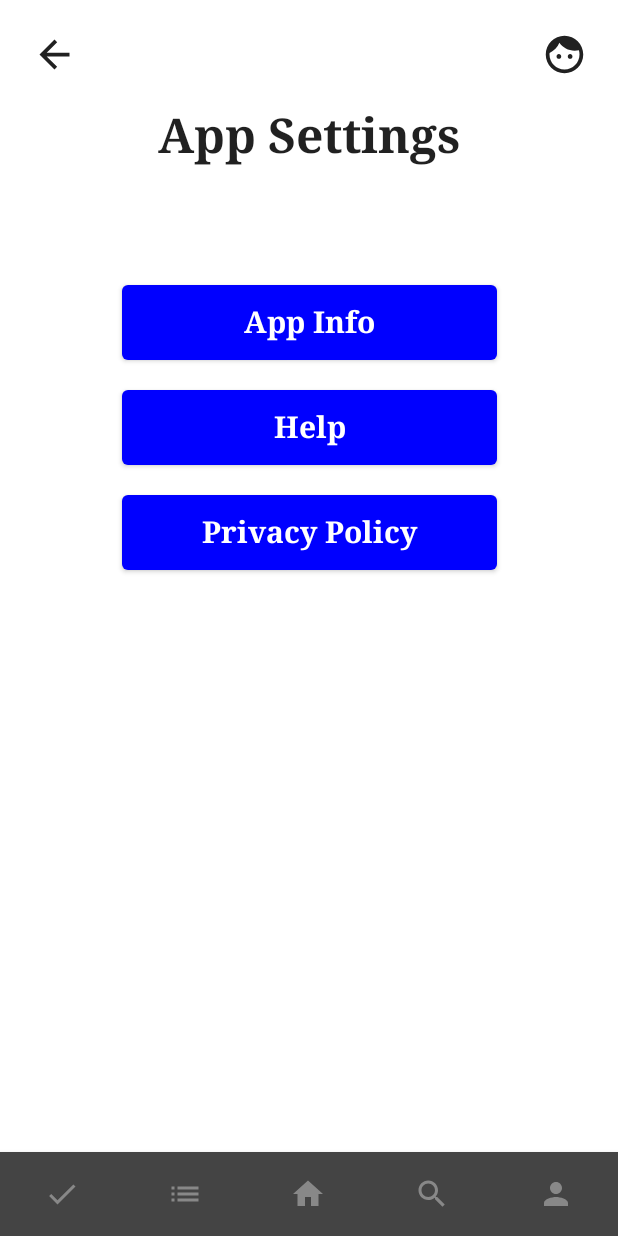
After one commit to Wojw99/bizarro-app, an Android app built with Jetpack Compose: the SettingsScreen screen opened through its navigation route, on a phone screen of 412 x 824 dp. The commit adds this screen. Run offline under Robolectric (Android 15) with nearby library versions, the phone set to English and light mode, and no system bars; our stand-ins replace constraintlayout-compose.

Commit message:
User profile, settings screen view

```diff
--- a/app/build.gradle
+++ b/app/build.gradle
@@ -64,4 +64,6 @@
     debugImplementation "androidx.compose.ui:ui-tooling:$compose_version"
 
     implementation("androidx.navigation:navigation-compose:2.4.0-alpha10")
+
+    implementation "androidx.constraintlayout:constraintlayout-compose:1.0.0-alpha05"
 }
--- a/app/src/main/java/com/example/bizarro/ui/NavGraph.kt
+++ b/app/src/main/java/com/example/bizarro/ui/NavGraph.kt
@@ -10,6 +10,7 @@
 import com.example.bizarro.ui.screens.home.HomeScreen
 import com.example.bizarro.ui.screens.record_details.RecordDetailsScreen
 import com.example.bizarro.ui.screens.search.SearchScreen
+import com.example.bizarro.ui.screens.user_profile.SettingsScreen
 import com.example.bizarro.ui.screens.user_profile.UserProfileScreen
 import com.example.bizarro.ui.screens.user_record_list.UserRecordListScreen
 
@@ -43,12 +44,18 @@
         composable(route = Screen.UserRecordList.route){
             UserRecordListScreen()
         }
+
+        composable(route = Screen.Settings.route){
+            SettingsScreen(navController)
+        }
+
     }
 }
 
 sealed class Screen(val route: String, val name: String){
     object SignIn: Screen(route = "signin_screen", name = "Logowanie")
     object SignUp: Screen(route = "signup_acreen", name = "Rejestracja")
+    object Settings: Screen(route = "settings_screen", name = "Ustawienia")
 
     object Home: Screen(route = "home_screen", name = "Główna")
     object Compare: Screen(route = "compare_screen", name = "Porównaj")
--- a/app/src/main/java/com/example/bizarro/ui/screens/authenticate/SignInScreen.kt
+++ b/app/src/main/java/com/example/bizarro/ui/screens/authenticate/SignInScreen.kt
@@ -20,6 +20,8 @@
 import com.example.bizarro.ui.Screen
 import androidx.compose.ui.graphics.Color
 import androidx.compose.ui.graphics.RectangleShape
+import androidx.compose.ui.layout.layout
+import androidx.compose.ui.layout.layoutId
 import androidx.compose.ui.res.fontResource
 import androidx.compose.ui.text.TextStyle
 import androidx.compose.ui.text.font.FontFamily
@@ -28,7 +30,11 @@
 import androidx.compose.ui.text.style.TextAlign
 import androidx.compose.ui.unit.dp
 import androidx.compose.ui.unit.sp
+import androidx.constraintlayout.compose.ConstraintLayout
+import androidx.constraintlayout.compose.ConstraintSet
+import androidx.constraintlayout.compose.Dimension
 import com.example.bizarro.R
+import java.util.*
 
 
 @Composable
--- /dev/null
+++ b/app/src/main/java/com/example/bizarro/ui/screens/user_profile/SettingsScreen.kt
@@ -0,0 +1,148 @@
+package com.example.bizarro.ui.screens.user_profile
+
+import androidx.compose.foundation.background
+import androidx.compose.foundation.layout.*
+import androidx.compose.material.*
+import androidx.compose.material.icons.Icons
+import androidx.compose.material.icons.filled.ArrowBack
+import androidx.compose.material.icons.filled.Face
+import androidx.compose.material.icons.filled.Settings
+import androidx.compose.runtime.Composable
+import androidx.compose.ui.Alignment
+import androidx.compose.ui.Modifier
+import androidx.compose.ui.graphics.Color
+import androidx.compose.ui.text.TextStyle
+import androidx.compose.ui.text.font.FontFamily
+import androidx.compose.ui.text.font.FontWeight
+import androidx.compose.ui.unit.dp
+import androidx.compose.ui.unit.sp
+import androidx.navigation.NavController
+import com.example.bizarro.ui.Screen
+
+@Composable
+fun SettingsScreen(navController: NavController)
+{
+    Column(modifier = Modifier
+        .fillMaxSize()
+        .background(Color.White),
+        horizontalAlignment = Alignment.CenterHorizontally) {
+
+        HeaderSectionSettings(navController)
+
+        //Spacer(modifier = Modifier.height(200.dp))
+
+        Text("App Settings",
+            style = TextStyle(
+                fontSize = 32.sp,
+                fontFamily = FontFamily.Serif,
+                fontWeight = FontWeight.Bold
+            ))
+
+        Spacer(modifier = Modifier.height(80.dp))
+
+        Button(
+            onClick ={
+                //navController.navigate(route = com.example.bizarro.ui.Screen.SignIn.route)
+            },
+            Modifier.size(width = 250.dp, height = 50.dp),
+            colors = ButtonDefaults.buttonColors(backgroundColor = Color.Blue),
+
+            ) {
+            Text(text = "App Info",
+                style = TextStyle(
+                    fontSize = 20.sp,
+                    fontFamily = FontFamily.Serif,
+                    fontWeight = FontWeight.Bold,
+                    color = Color.White,
+                )
+            )
+        }
+
+        Spacer(modifier = Modifier.height(20.dp))
+
+        Button(
+            onClick ={
+                //navController.navigate(route = com.example.bizarro.ui.Screen.SignIn.route)
+            },
+            Modifier.size(width = 250.dp, height = 50.dp),
+            colors = ButtonDefaults.buttonColors(backgroundColor = Color.Blue),
+
+            ) {
+            Text(text = "Help",
+                style = TextStyle(
+                    fontSize = 20.sp,
+                    fontFamily = FontFamily.Serif,
+                    fontWeight = FontWeight.Bold,
+                    color = Color.White,
+                )
+            )
+        }
+
+        Spacer(modifier = Modifier.height(20.dp))
+
+        Button(
+            onClick ={
+                //navController.navigate(route = com.example.bizarro.ui.Screen.SignIn.route)
+            },
+            Modifier.size(width = 250.dp, height = 50.dp),
+            colors = ButtonDefaults.buttonColors(backgroundColor = Color.Blue),
+
+            ) {
+            Text(text = "Privacy Policy",
+                style = TextStyle(
+                    fontSize = 20.sp,
+                    fontFamily = FontFamily.Serif,
+                    fontWeight = FontWeight.Bold,
+                    color = Color.White,
+                )
+            )
+        }
+
+
+
+    }
+
+
+
+}
+
+@Composable
+fun HeaderSectionSettings(navController: NavController)
+{
+    Box(
+
+        modifier = Modifier
+            .fillMaxWidth()
+            .padding(12.dp)){
+
+        IconButton(
+            onClick = {
+
+            },
+            modifier = Modifier.align(Alignment.CenterEnd)
+        ) {
+            Icon(
+                imageVector = Icons.Default.Face,
+                contentDescription = "Light/Dark type ",
+                Modifier.size(30.dp)
+            )
+        }
+
+        IconButton(
+            onClick = {
+                navController.navigate(route = Screen.UserProfile.route)
+            },
+            modifier = Modifier.align(Alignment.CenterStart)
+        ) {
+            Icon(
+                imageVector = Icons.Default.ArrowBack,
+                contentDescription = "Back to user profile ",
+                Modifier.size(30.dp)
+            )
+        }
+
+
+
+
+    }
+}
```
Also changed, not shown: app/src/main/java/com/example/bizarro/ui/screens/user_profile/UserProfileScreen.kt (+128 -9 lines), app/src/main/res/drawable/ic_baseline_person_24.xml (added, +10 -0 lines), app/src/main/res/drawable/ic_baseline_star_24.xml (added, +10 -0 lines). Lines whose indentation alone changed are shown as unchanged.
